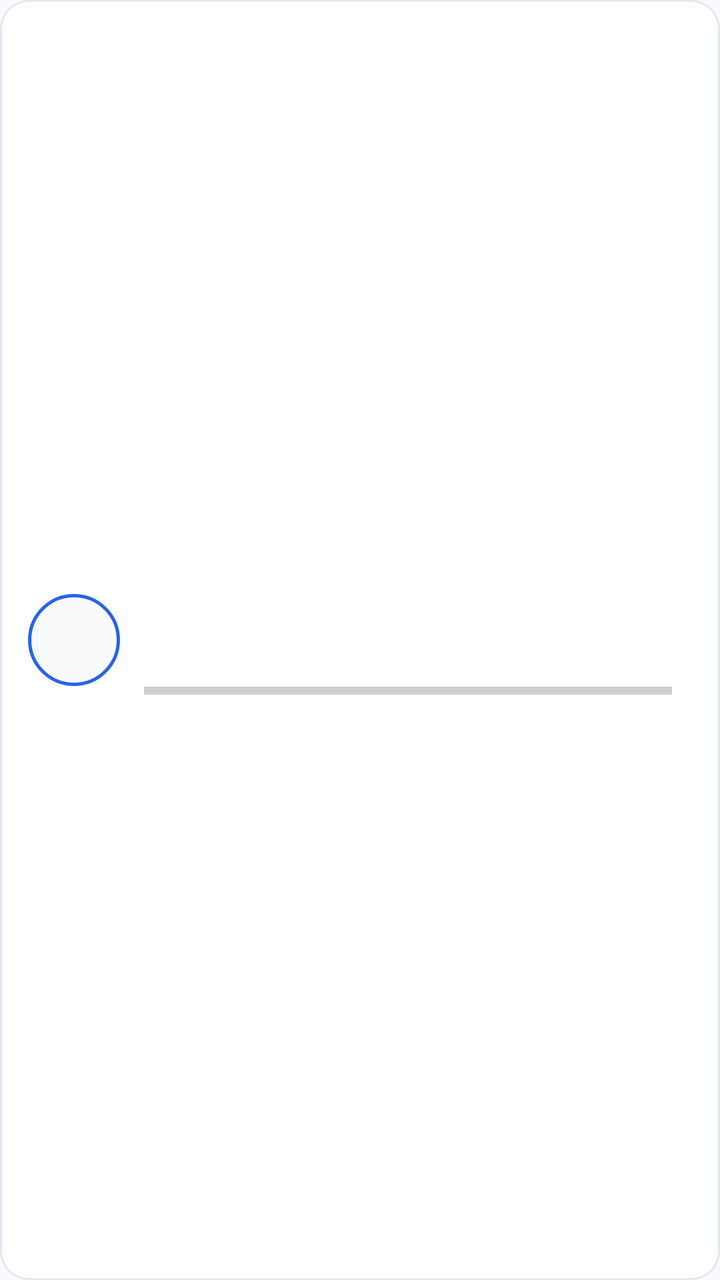
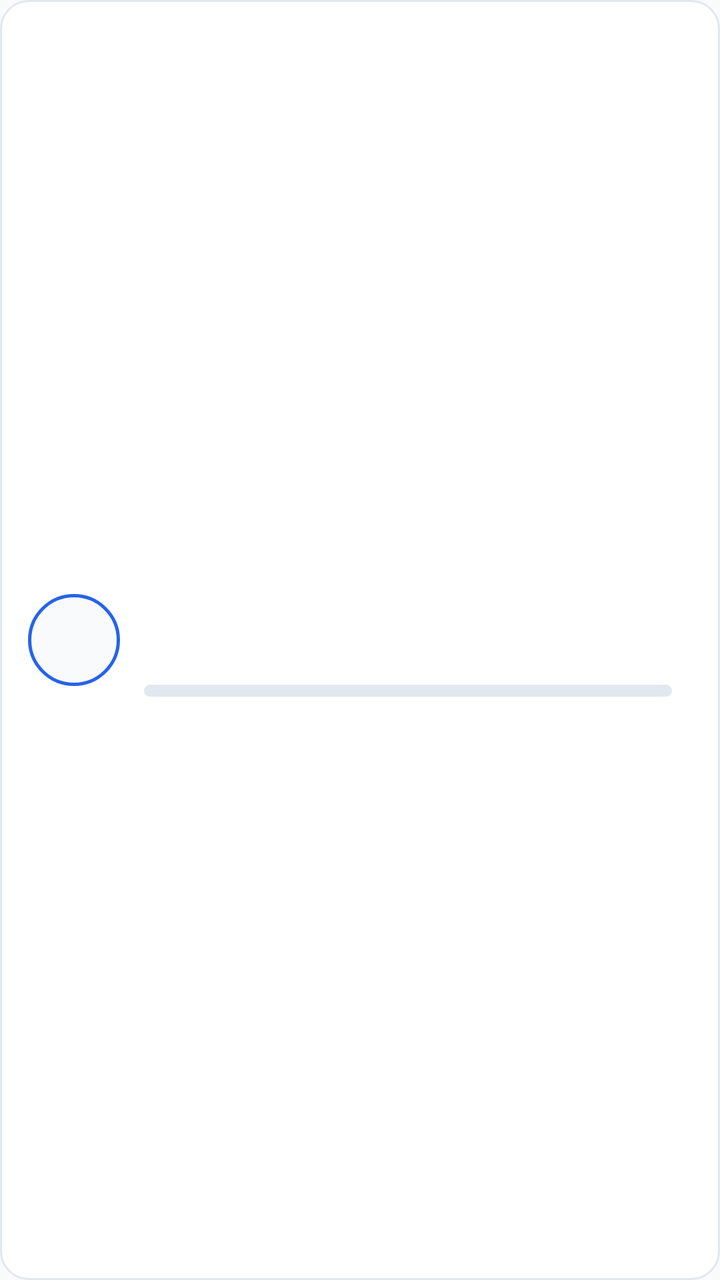

Two renders of the same Android screen: before a commit and after it. Below are the layout's source before the change and the commit's diff.
<!-- AndroidManifest.xml: application theme Theme.CityFootprint -->
<!-- res/layout/item_achievement.xml -->
<?xml version="1.0" encoding="utf-8"?>
<LinearLayout xmlns:android="http://schemas.android.com/apk/res/android"
    xmlns:app="http://schemas.android.com/apk/res-auto"
    android:layout_width="match_parent"
    android:layout_height="wrap_content"
    android:background="@drawable/bg_card"
    android:gravity="center_vertical"
    android:orientation="horizontal"
    android:padding="14dp">

    <FrameLayout
        android:layout_width="46dp"
        android:layout_height="46dp"
        android:background="@drawable/bg_achievement_circle">

        <ImageView
            android:id="@+id/icon"
            android:layout_width="22dp"
            android:layout_height="22dp"
            android:layout_gravity="center"
            android:contentDescription="@null"
            app:tint="?attr/appAccent" />
    </FrameLayout>

    <LinearLayout
        android:layout_width="0dp"
        android:layout_height="wrap_content"
        android:layout_marginStart="12dp"
        android:layout_weight="1"
        android:orientation="vertical">

        <LinearLayout
            android:layout_width="match_parent"
            android:layout_height="wrap_content"
            android:gravity="center_vertical"
            android:orientation="horizontal">

            <TextView
                android:id="@+id/textName"
                android:layout_width="0dp"
                android:layout_height="wrap_content"
                android:layout_weight="1"
                android:ellipsize="end"
                android:maxLines="1"
                android:textColor="@color/fg"
                android:textSize="15sp"
                android:textStyle="bold" />

            <TextView
                android:id="@+id/textDate"
                android:layout_width="wrap_content"
                android:layout_height="wrap_content"
                android:layout_marginStart="8dp"
                android:textColor="@color/text_tertiary"
                android:textSize="12sp" />

            <ImageView
                android:id="@+id/checkBadge"
                android:layout_width="16dp"
                android:layout_height="16dp"
                android:layout_marginStart="4dp"
                android:background="@drawable/bg_check_badge"
                android:contentDescription="@string/ach_unlocked"
                android:padding="3dp"
                android:src="@drawable/ic_check"
                android:visibility="gone"
                app:tint="@color/on_accent" />
        </LinearLayout>

        <TextView
            android:id="@+id/textDesc"
            android:layout_width="match_parent"
            android:layout_height="wrap_content"
            android:layout_marginTop="3dp"
            android:textColor="@color/text_secondary"
            android:textSize="13sp" />

        <LinearLayout
            android:layout_width="match_parent"
            android:layout_height="wrap_content"
            android:layout_marginTop="10dp"
            android:gravity="center_vertical"
            android:orientation="horizontal">

            <ProgressBar
                android:id="@+id/bar"
                style="?android:attr/progressBarStyleHorizontal"
                android:layout_width="0dp"
                android:layout_height="6dp"
                android:layout_weight="1" />

            <TextView
                android:id="@+id/textProgress"
                android:layout_width="wrap_content"
                android:layout_height="wrap_content"
                android:layout_marginStart="10dp"
                android:textSize="12sp" />
        </LinearLayout>
    </LinearLayout>
</LinearLayout>
<!-- resources referenced by this layout -->
<resources>
  <color name="fg">#0F172A</color>
  <color name="on_accent">#FFFFFF</color>
  <color name="text_secondary">#64748B</color>
  <color name="text_tertiary">#64748B</color>
  <!-- drawable bg_achievement_circle (drawable) -->
  <?xml version="1.0" encoding="utf-8"?>
  <shape xmlns:android="http://schemas.android.com/apk/res/android"
      android:shape="oval">
      <solid android:color="@color/popover" />
      <stroke
          android:width="1.5dp"
          android:color="?attr/appAccent" />
  </shape>
  <!-- drawable bg_check_badge (drawable) -->
  <?xml version="1.0" encoding="utf-8"?>
  <shape xmlns:android="http://schemas.android.com/apk/res/android"
      android:shape="oval">
      <solid android:color="?attr/appAccent" />
  </shape>
  <string name="ach_unlocked">已解锁</string>
  <style name="Theme.CityFootprint" parent="Theme.Material3.DayNight.NoActionBar">
          
          <item name="appAccent">@color/accent</item>
          <item name="colorPrimary">?attr/appAccent</item>
          <item name="colorOnPrimary">@color/on_accent</item>
          <item name="colorPrimaryContainer">@color/accent_light</item>
          <item name="colorOnPrimaryContainer">@color/accent_soft_fg</item>
          <item name="colorSecondary">?attr/appAccent</item>
          <item name="colorSecondaryContainer">@color/accent_light</item>
          <item name="colorOnSecondaryContainer">@color/accent_soft_fg</item>
          <item name="colorSurface">@color/card</item>
          <item name="colorOnSurface">@color/fg</item>
          <item name="colorOnSurfaceVariant">@color/muted_fg</item>
          
          <item name="colorOutline">@color/muted_fg</item>
          
          <item name="colorSurfaceContainerHighest">@color/muted</item>
          <item name="colorError">@color/destructive</item>
          <item name="android:colorBackground">@color/bg</item>
  
          
          <item name="android:statusBarColor">@color/window_bg_light</item>
          <item name="android:navigationBarColor">@color/window_bg_light</item>
          <item name="android:windowLightStatusBar">@bool/window_light_system_bars</item>
          <item name="android:windowLightNavigationBar" tools:targetApi="27">@bool/window_light_system_bars</item>
          
          <item name="android:forceDarkAllowed" tools:targetApi="29">false</item>
  
          
          <item name="materialCardViewStyle">@style/Widget.App.CardView</item>
          <item name="materialButtonStyle">@style/Widget.App.Button</item>
          <item name="popupMenuStyle">@style/Widget.App.PopupMenu</item>
      </style>
  <color name="popover">#F8FAFC</color>
  <color name="card">#FFFFFF</color>
  <color name="border">#E2E8F0</color>
  <color name="accent">#2563EB</color>
  <color name="accent_light">#EFF6FF</color>
  <color name="accent_soft_fg">#1D4ED8</color>
  <color name="muted_fg">#64748B</color>
  <color name="muted">#E2E8F0</color>
  <color name="destructive">#DC2626</color>
  <color name="bg">#F8FAFC</color>
  <color name="window_bg_light">#FFFFFF</color>
  <style name="Widget.App.Button" parent="Widget.Material3.Button">
          <item name="cornerRadius">999dp</item>
      </style>
  <style name="TextAppearance.App.PopupMenuItem" parent="TextAppearance.Material3.BodyLarge">
          <item name="android:textColor">@color/fg</item>
          <item name="android:textSize">15sp</item>
      </style>
  <!-- unchanged entries left out for length: 5 -->
</resources>

<!-- the commit's change to res/layout/item_achievement.xml (unified diff, before → after) -->
@@ -87,7 +87,8 @@
                 style="?android:attr/progressBarStyleHorizontal"
                 android:layout_width="0dp"
                 android:layout_height="6dp"
-                android:layout_weight="1" />
+                android:layout_weight="1"
+                android:progressDrawable="@drawable/progress_rounded" />
 
             <TextView
                 android:id="@+id/textProgress"
<!-- resource entries referenced after the edit -->
@@ -19,16 +19,35 @@
       android:shape="oval">
       <solid android:color="?attr/appAccent" />
   </shape>
+  <!-- drawable progress_rounded (drawable) -->
+  <?xml version="1.0" encoding="utf-8"?>
+  <layer-list xmlns:android="http://schemas.android.com/apk/res/android">
+      <item android:id="@android:id/background">
+          <shape>
+              <corners android:radius="3dp" />
+              <solid android:color="@color/muted" />
+          </shape>
+      </item>
+      <item android:id="@android:id/progress">
+          <clip>
+              <shape>
+                  <corners android:radius="3dp" />
+                  <solid android:color="?attr/appAccent" />
+              </shape>
+          </clip>
+      </item>
+  </layer-list>
   <string name="ach_unlocked">已解锁</string>
   <style name="Theme.CityFootprint" parent="Theme.Material3.DayNight.NoActionBar">
           
           <item name="appAccent">@color/accent</item>
+          <item name="appAccentLight">@color/accent_light</item>
           <item name="colorPrimary">?attr/appAccent</item>
           <item name="colorOnPrimary">@color/on_accent</item>
-          <item name="colorPrimaryContainer">@color/accent_light</item>
+          <item name="colorPrimaryContainer">?attr/appAccentLight</item>
           <item name="colorOnPrimaryContainer">@color/accent_soft_fg</item>
           <item name="colorSecondary">?attr/appAccent</item>
-          <item name="colorSecondaryContainer">@color/accent_light</item>
+          <item name="colorSecondaryContainer">?attr/appAccentLight</item>
           <item name="colorOnSecondaryContainer">@color/accent_soft_fg</item>
           <item name="colorSurface">@color/card</item>
           <item name="colorOnSurface">@color/fg</item>
